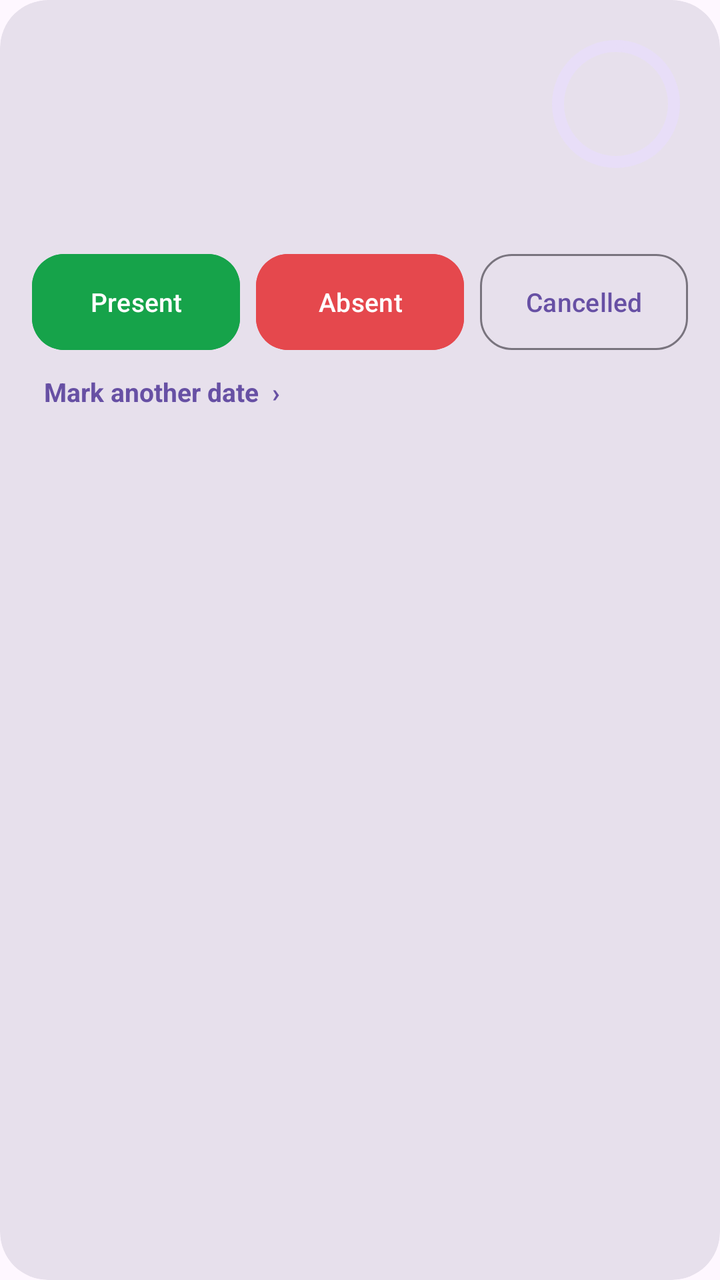
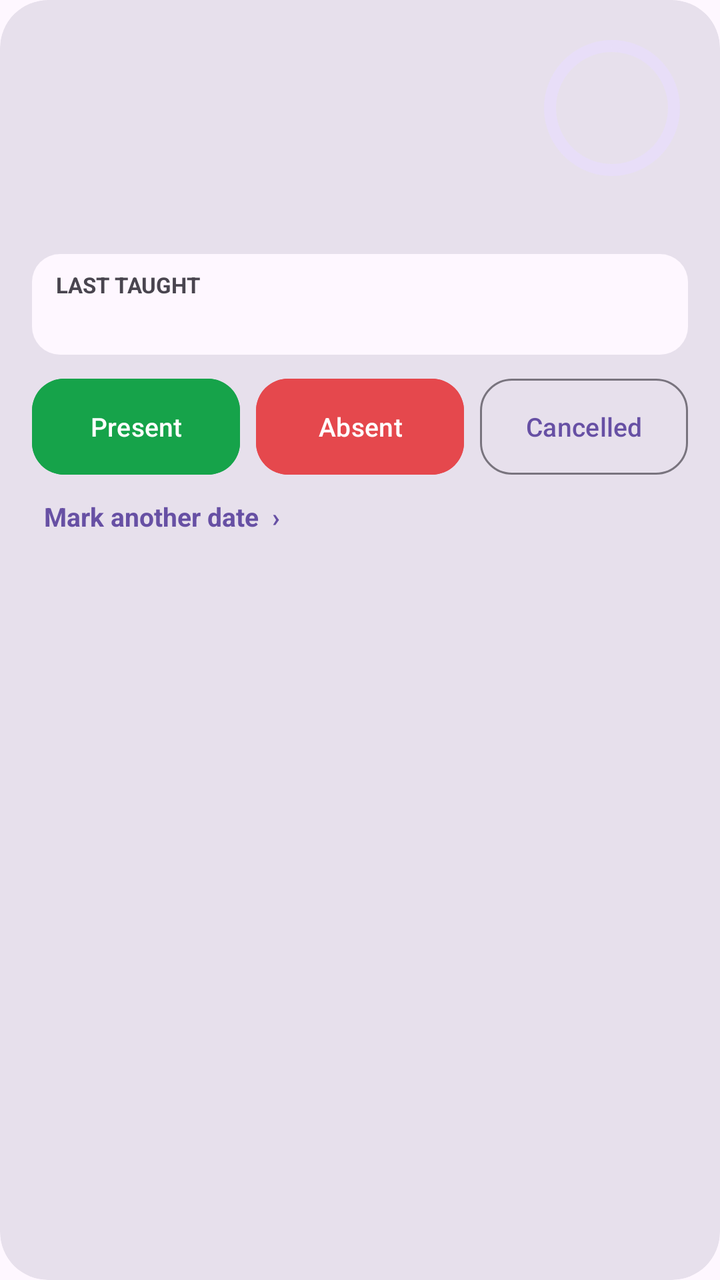

An Android layout rendered at two revisions. The XML below is the earlier revision; the diff shows what the commit changed to produce the second picture.
<!-- AndroidManifest.xml: application theme Theme.CampusCompanion -->
<!-- res/layout/item_attendance_course.xml -->
<?xml version="1.0" encoding="utf-8"?>
<com.google.android.material.card.MaterialCardView
    xmlns:android="http://schemas.android.com/apk/res/android"
    xmlns:app="http://schemas.android.com/apk/res-auto"
    android:layout_width="match_parent"
    android:layout_height="wrap_content"
    android:layout_marginHorizontal="12dp"
    android:layout_marginVertical="6dp"
    android:clickable="true"
    android:focusable="true"
    app:cardBackgroundColor="?attr/colorSurfaceVariant"
    app:cardCornerRadius="24dp"
    app:cardElevation="0dp"
    app:strokeWidth="0dp">

    <LinearLayout
        android:layout_width="match_parent"
        android:layout_height="wrap_content"
        android:orientation="vertical"
        android:padding="16dp">

        <LinearLayout
            android:layout_width="match_parent"
            android:layout_height="wrap_content"
            android:gravity="center_vertical"
            android:orientation="horizontal">

            <LinearLayout
                android:layout_width="0dp"
                android:layout_height="wrap_content"
                android:layout_weight="1"
                android:orientation="vertical">

                <TextView
                    android:id="@+id/tvName"
                    android:layout_width="match_parent"
                    android:layout_height="wrap_content"
                    android:textColor="?attr/colorOnSurface"
                    android:textSize="17sp"
                    android:textStyle="bold" />

                <TextView
                    android:id="@+id/tvCounts"
                    android:layout_width="match_parent"
                    android:layout_height="wrap_content"
                    android:layout_marginTop="2dp"
                    android:textColor="?attr/colorOnSurfaceVariant"
                    android:textSize="13sp" />
            </LinearLayout>

            <FrameLayout
                android:layout_width="wrap_content"
                android:layout_height="wrap_content"
                android:layout_marginStart="12dp">

                <com.google.android.material.progressindicator.CircularProgressIndicator
                    android:id="@+id/ring"
                    android:layout_width="wrap_content"
                    android:layout_height="wrap_content"
                    android:indeterminate="false"
                    android:max="100"
                    app:indicatorSize="64dp"
                    app:trackThickness="6dp" />

                <TextView
                    android:id="@+id/tvPercent"
                    android:layout_width="64dp"
                    android:layout_height="64dp"
                    android:gravity="center"
                    android:textColor="?attr/colorOnSurface"
                    android:textSize="15sp"
                    android:textStyle="bold" />
            </FrameLayout>
        </LinearLayout>

        <TextView
            android:id="@+id/tvAdvice"
            android:layout_width="match_parent"
            android:layout_height="wrap_content"
            android:layout_marginTop="8dp"
            android:lineSpacingExtra="2dp"
            android:textColor="?attr/colorOnSurface"
            android:textSize="14sp" />

        <LinearLayout
            android:layout_width="match_parent"
            android:layout_height="wrap_content"
            android:layout_marginTop="12dp"
            android:orientation="horizontal">

            <com.google.android.material.button.MaterialButton
                android:id="@+id/btnPresent"
                android:layout_width="0dp"
                android:layout_height="48dp"
                android:layout_marginEnd="4dp"
                android:layout_weight="1"
                android:backgroundTint="@color/att_safe"
                android:insetTop="0dp"
                android:insetBottom="0dp"
                android:paddingHorizontal="4dp"
                android:text="Present"
                android:textColor="@android:color/white"
                android:textSize="13sp"
                app:cornerRadius="16dp" />

            <com.google.android.material.button.MaterialButton
                android:id="@+id/btnAbsent"
                android:layout_width="0dp"
                android:layout_height="48dp"
                android:layout_marginHorizontal="4dp"
                android:layout_weight="1"
                android:backgroundTint="@color/att_low"
                android:insetTop="0dp"
                android:insetBottom="0dp"
                android:paddingHorizontal="4dp"
                android:text="Absent"
                android:textColor="@android:color/white"
                android:textSize="13sp"
                app:cornerRadius="16dp" />

            <com.google.android.material.button.MaterialButton
                android:id="@+id/btnCancel"
                style="@style/Widget.Material3.Button.OutlinedButton"
                android:layout_width="0dp"
                android:layout_height="48dp"
                android:layout_marginStart="4dp"
                android:layout_weight="1"
                android:insetTop="0dp"
                android:insetBottom="0dp"
                android:paddingHorizontal="4dp"
                android:text="Cancelled"
                android:textSize="13sp"
                app:cornerRadius="16dp" />
        </LinearLayout>

        <TextView
            android:id="@+id/btnOtherDate"
            android:layout_width="wrap_content"
            android:layout_height="wrap_content"
            android:layout_marginTop="6dp"
            android:background="?attr/selectableItemBackground"
            android:padding="6dp"
            android:text="Mark another date  &#8250;"
            android:textColor="?attr/colorPrimary"
            android:textSize="13sp"
            android:textStyle="bold" />
    </LinearLayout>
</com.google.android.material.card.MaterialCardView>
<!-- resources referenced by this layout -->
<resources>
  <color name="att_low">#E5484D</color>
  <color name="att_safe">#16A34A</color>
  <style name="Theme.CampusCompanion" parent="Base.Theme.CampusCompanion" />
  <style name="Base.Theme.CampusCompanion" parent="Theme.Material3.DayNight.NoActionBar">
          
      </style>
</resources>

<!-- the commit's change to res/layout/item_attendance_course.xml (unified diff, before → after) -->
@@ -59,16 +59,18 @@
                     android:layout_height="wrap_content"
                     android:indeterminate="false"
                     android:max="100"
-                    app:indicatorSize="64dp"
+                    app:indicatorInset="4dp"
+                    app:indicatorSize="68dp"
                     app:trackThickness="6dp" />
 
                 <TextView
                     android:id="@+id/tvPercent"
-                    android:layout_width="64dp"
-                    android:layout_height="64dp"
+                    android:layout_width="match_parent"
+                    android:layout_height="match_parent"
                     android:gravity="center"
+                    android:maxLines="1"
                     android:textColor="?attr/colorOnSurface"
-                    android:textSize="15sp"
+                    android:textSize="14sp"
                     android:textStyle="bold" />
             </FrameLayout>
         </LinearLayout>
@@ -81,6 +83,37 @@
             android:lineSpacingExtra="2dp"
             android:textColor="?attr/colorOnSurface"
             android:textSize="14sp" />
+
+        <LinearLayout
+            android:id="@+id/boxLastTopic"
+            android:layout_width="match_parent"
+            android:layout_height="wrap_content"
+            android:layout_marginTop="8dp"
+            android:background="@drawable/bg_note_box"
+            android:clickable="true"
+            android:focusable="true"
+            android:orientation="vertical"
+            android:paddingHorizontal="12dp"
+            android:paddingVertical="8dp">
+
+            <TextView
+                android:layout_width="wrap_content"
+                android:layout_height="wrap_content"
+                android:text="LAST TAUGHT"
+                android:textColor="?attr/colorOnSurfaceVariant"
+                android:textSize="11sp"
+                android:textStyle="bold" />
+
+            <TextView
+                android:id="@+id/tvLastTopic"
+                android:layout_width="match_parent"
+                android:layout_height="wrap_content"
+                android:layout_marginTop="2dp"
+                android:ellipsize="end"
+                android:maxLines="2"
+                android:textColor="?attr/colorOnSurface"
+                android:textSize="13sp" />
+        </LinearLayout>
 
         <LinearLayout
             android:layout_width="match_parent"
<!-- resource entries referenced after the edit -->
@@ -2,6 +2,13 @@
 <resources>
   <color name="att_low">#E5484D</color>
   <color name="att_safe">#16A34A</color>
+  <!-- drawable bg_note_box (drawable) -->
+  <?xml version="1.0" encoding="utf-8"?>
+  <shape xmlns:android="http://schemas.android.com/apk/res/android"
+      android:shape="rectangle">
+      <solid android:color="?attr/colorSurface" />
+      <corners android:radius="14dp" />
+  </shape>
   <style name="Theme.CampusCompanion" parent="Base.Theme.CampusCompanion" />
   <style name="Base.Theme.CampusCompanion" parent="Theme.Material3.DayNight.NoActionBar">
           
